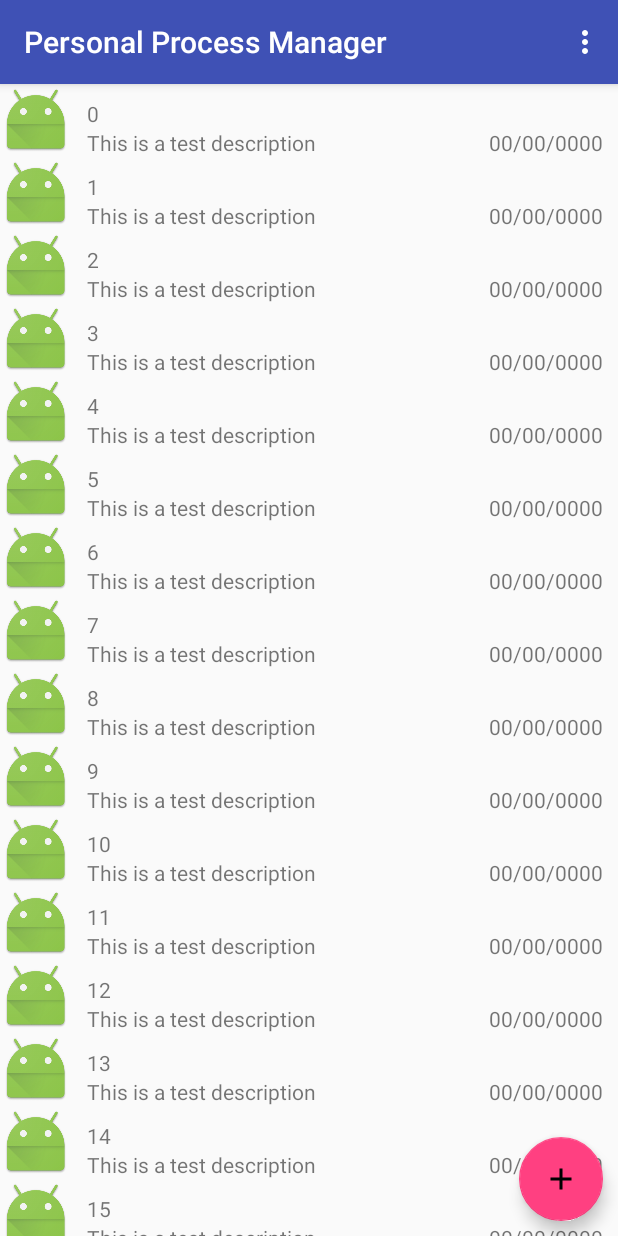
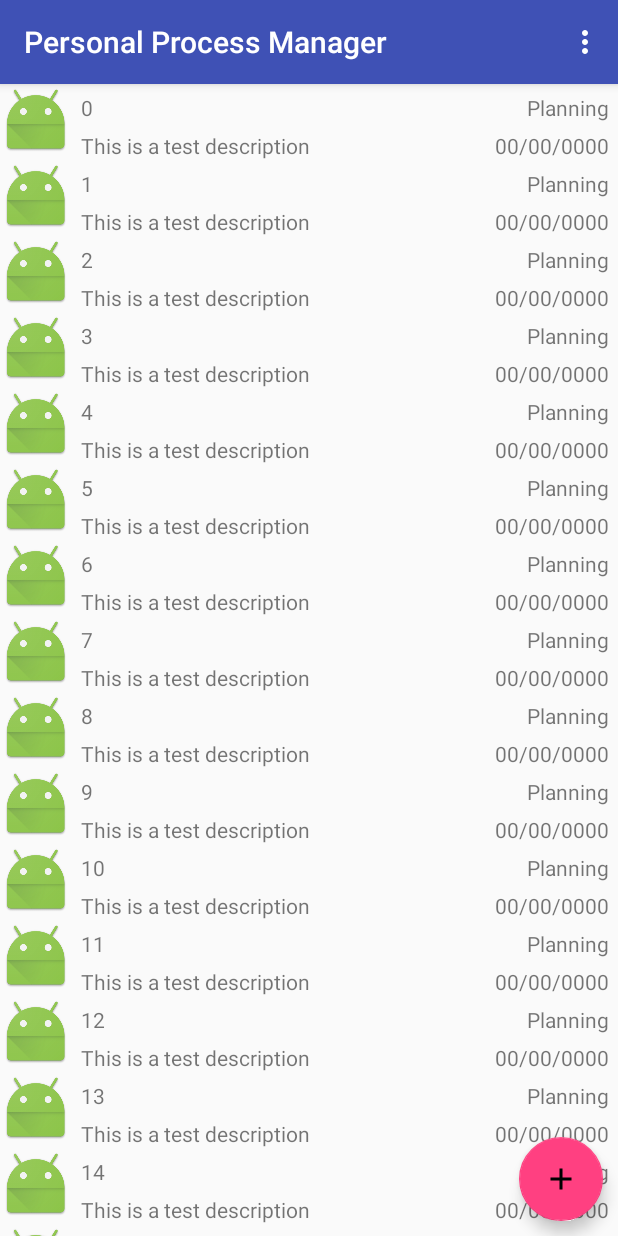
Before and after one commit to MaelstromDrift/ppm, an Android app: the screen it shows after launch (MainActivity), on a phone screen of 412 x 824 dp. Run offline under Robolectric (Android 15) with nearby library versions, the phone set to English and light mode, and no system bars.

Commit message:
Added the process status to it's list item.

```diff
--- a/app/src/main/java/edu/txstate/mjg/ppm/activities/ProcessListAdapter.java
+++ b/app/src/main/java/edu/txstate/mjg/ppm/activities/ProcessListAdapter.java
@@ -14,7 +14,7 @@ import edu.txstate.mjg.ppm.core.Process;
 
 public class ProcessListAdapter extends RecyclerView.Adapter<ProcessListAdapter.ViewHolder> {
 
-    List<Process> mProcesses;
+    private List<Process> mProcesses;
 
     private Context mContext;
 
@@ -43,6 +43,21 @@ public class ProcessListAdapter extends RecyclerView.Adapter<ProcessListAdapter.
         TextView descriptionTextView = viewHolder.processDescription;
 
         descriptionTextView.setText(process.getDescription());
+
+        TextView processStatus = viewHolder.status;
+
+        switch(process.getState()) {
+            case PROCESS_PLANNING:
+                processStatus.setText("Planning");
+                break;
+            case PROCESS_INPROGRESS:
+                processStatus.setText("In-Progress");
+                break;
+            case PROCESS_COMPLETED:
+                processStatus.setText("Completed");
+        }
+
+
     }
 
     @Override
@@ -51,17 +66,19 @@ public class ProcessListAdapter extends RecyclerView.Adapter<ProcessListAdapter.
     }
 
 
-    public static class ViewHolder extends RecyclerView.ViewHolder {
-        public TextView processTitle;
-        public TextView processDescription;
-        public TextView startDate;
+    static class ViewHolder extends RecyclerView.ViewHolder {
+        TextView processTitle;
+        TextView processDescription;
+        TextView startDate;
+        TextView status;
 
-        public ViewHolder(View itemView) {
+        ViewHolder(View itemView) {
             super(itemView);
 
             processTitle = (TextView) itemView.findViewById(R.id.processTitle);
             processDescription = (TextView) itemView.findViewById(R.id.processDescription);
             startDate = (TextView) itemView.findViewById(R.id.startDate);
+            status = (TextView) itemView.findViewById(R.id.process_list_status);
         }
     }
 }
--- a/app/src/main/java/edu/txstate/mjg/ppm/core/Process.java
+++ b/app/src/main/java/edu/txstate/mjg/ppm/core/Process.java
@@ -6,9 +6,9 @@ public class Process {
 
     //TODO; confirm that these are the three states that the process can be in at any time.
     public enum ProcessState {
-        planning,
-        inProgress,
-        completed
+        PROCESS_PLANNING,
+        PROCESS_INPROGRESS,
+        PROCESS_COMPLETED
     }
 
     //TODO: think of better way to manage categories.
@@ -43,8 +43,9 @@ public class Process {
         creatorID   = 0;
         title       = "Example";
         description = "This is a test description";
-        taskList    = new ArrayList<Task>();
+        taskList    = new ArrayList<>();
         category    = Categories.lifestyle;
+        state       = ProcessState.PROCESS_PLANNING;
     }
 
 
@@ -71,7 +72,10 @@ public class Process {
     public Categories getCategory() {
         return category;
     }
+    public ProcessState getState() {return state;}
 
+    public void setState(ProcessState state) { this.state = state; }
     public void setCategory(Categories category) { this.category = category; }
     public void setTitle(String title) { this.title = title; }
+    public void setDescription(String text) {description = text;}
 }
--- a/app/src/main/res/layout/process_item.xml
+++ b/app/src/main/res/layout/process_item.xml
@@ -11,6 +11,7 @@
         android:layout_height="wrap_content"
         app:srcCompat="@mipmap/ic_launcher"
         android:id="@+id/processImage"
+        android:contentDescription="test_image"
         app:layout_constraintLeft_toLeftOf="parent"
         app:layout_constraintTop_toTopOf="parent"/>
 
@@ -19,9 +20,8 @@
         android:layout_height="wrap_content"
         android:id="@+id/processTitle"
         android:text="Default Title"
-        android:layout_marginLeft="10dp"
         tools:layout_constraintTop_creator="1"
-        android:layout_marginTop="10dp"
+        android:layout_margin="6dp"
         tools:layout_constraintLeft_creator="1"
         app:layout_constraintLeft_toRightOf="@+id/processImage"
         app:layout_constraintTop_toTopOf="parent" />
@@ -35,16 +35,26 @@
         app:layout_constraintTop_toBottomOf="@+id/processTitle"
         tools:layout_constraintLeft_creator="1"
         app:layout_constraintLeft_toRightOf="@+id/processImage"
-        android:layout_marginLeft="10dp"/>
+        android:layout_margin="6dp"/>
 
+    <TextView
+        android:layout_height="wrap_content"
+        android:layout_width="wrap_content"
+        android:id="@+id/process_list_status"
+        android:text="status"
+        android:layout_margin="6dp"
+        app:layout_constraintRight_toRightOf="parent"
+        app:layout_constraintTop_toTopOf="parent" />
     <TextView
         android:layout_width="wrap_content"
         android:layout_height="wrap_content"
         android:id="@+id/startDate"
         android:text="00/00/0000"
+
         tools:layout_constraintBottom_creator="1"
-        app:layout_constraintBottom_toBottomOf="parent"
+        app:layout_constraintTop_toBottomOf="@id/process_list_status"
         app:layout_constraintRight_toRightOf="parent"
-        android:layout_marginRight="10dp"/>
+        android:layout_margin="6dp"
+        android:textAlignment="textEnd" />
 
 </android.support.constraint.ConstraintLayout>
```
